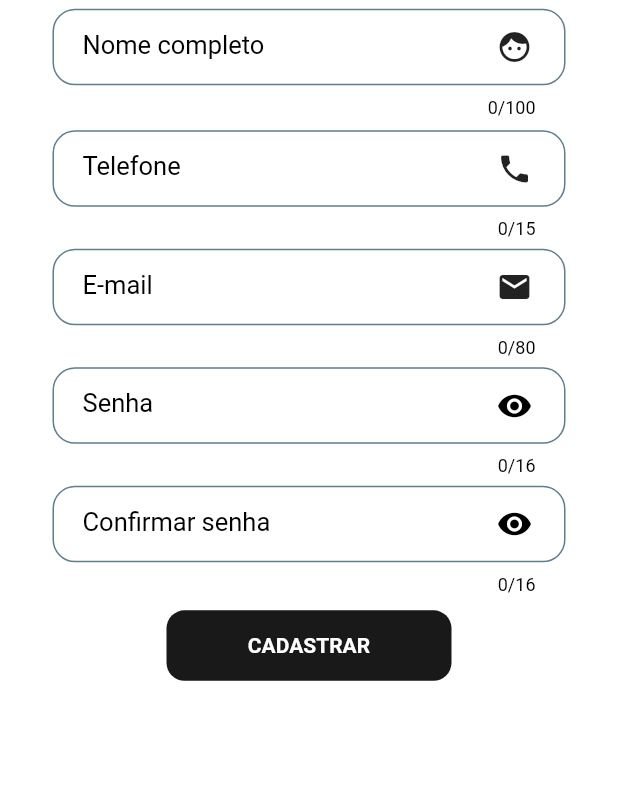
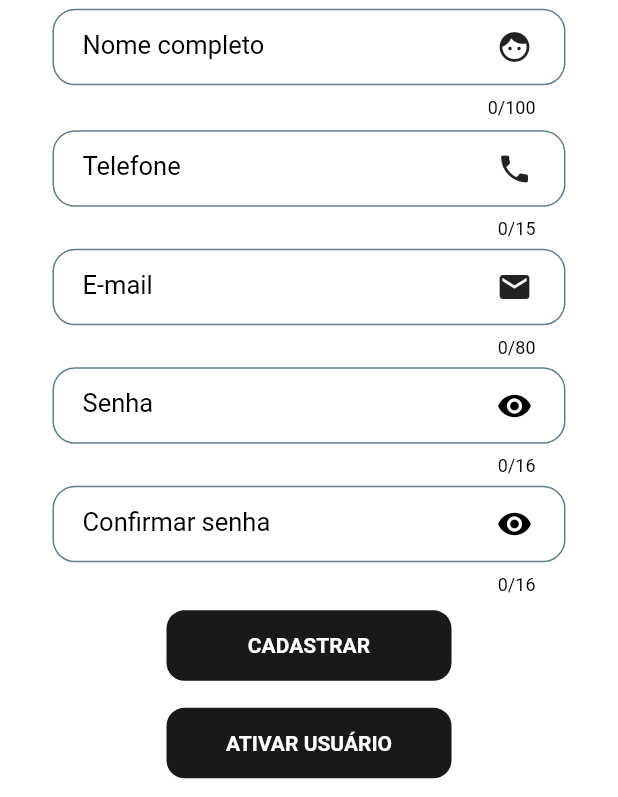
Before and after one commit to ifpr-paranavai/Systetica, a Flutter app: the screen it shows after launch, after a tap on "REGISTRAR", on a phone screen of 412 x 824 dp, the part 439-1236 px from its top. Run offline on Flutter 3.47's test engine with Material 2 defaults, Android fonts, the phone set to English and light mode, and no system bars; our stand-ins replace animated_text_kit, dio, dropdown_button2, dropdown_search, form_field_validator, google_fonts and 7 more; accounts and stored records are empty; network calls fail.

Commit message:
Correção de componete e remove alerts

```diff
--- a/frontEnd/Systetica_App/lib/components/botoes/botao_widget.dart
+++ b/frontEnd/Systetica_App/lib/components/botoes/botao_widget.dart
@@ -1,4 +1,5 @@
 import 'package:flutter/material.dart';
+import 'package:systetica/style/app_colors..dart';
 
 class BotaoWidget extends StatefulWidget {
   const BotaoWidget({
@@ -14,6 +15,7 @@ class BotaoWidget extends StatefulWidget {
     this.paddingRight = 0,
     this.fontSize = 14,
     this.fontWeight = FontWeight.bold,
+    this.overlayColor = AppColors.blue5,
   }) : super(key: key);
 
   final String labelText;
@@ -27,6 +29,7 @@ class BotaoWidget extends StatefulWidget {
   final double paddingRight;
   final double fontSize;
   final FontWeight? fontWeight;
+  final Color overlayColor;
 
   @override
   _BotaoWidget createState() => _BotaoWidget();
@@ -40,21 +43,9 @@ class _BotaoWidget extends State<BotaoWidget> {
         top: widget.paddingTop,
         bottom: widget.paddingBottom,
       ),
-      child: Container(
+      child: SizedBox(
         width: widget.largura,
         height: 47,
-        decoration: BoxDecoration(
-          color: widget.corBotao,
-          borderRadius: const BorderRadius.all(
-            Radius.circular(
-              12,
-            ),
-          ),
-          border: Border.all(
-            color: widget.corBorda,
-            width: 1,
-          ),
-        ),
         child: _textButton(),
       ),
     );
@@ -70,6 +61,21 @@ class _BotaoWidget extends State<BotaoWidget> {
           fontSize: widget.fontSize,
         ),
       ),
+      style: ButtonStyle(
+        overlayColor: MaterialStateProperty.all(widget.overlayColor),
+        backgroundColor: MaterialStateProperty.all(widget.corBotao),
+        shape: MaterialStateProperty.all<RoundedRectangleBorder>(
+          RoundedRectangleBorder(
+            borderRadius: BorderRadius.circular(
+              12,
+            ),
+            side: BorderSide(
+              color: widget.corBorda,
+              width: 1,
+            ),
+          ),
+        ),
+      ),
       onPressed: widget.onPressed,
     );
   }
--- a/frontEnd/Systetica_App/lib/model/UsuarioDTO.dart
+++ b/frontEnd/Systetica_App/lib/model/UsuarioDTO.dart
@@ -1,4 +1,3 @@
-import 'package:systetica/model/CidadeDTO.dart';
 import 'package:systetica/model/RoleDTO.dart';
 
 class UsuarioDTO {
--- a/frontEnd/Systetica_App/lib/request/dio_config.dart
+++ b/frontEnd/Systetica_App/lib/request/dio_config.dart
@@ -11,12 +11,15 @@ class ConnectionCheck {
       http.Response response = await http.get(Uri.parse('http://neverssl.com/')).timeout(Duration(seconds: timeout));
       return response.statusCode == 200;
     } on TimeoutException catch (e) {
+      // ignore: avoid_print
       print('Timeout Error: $e');
       return false;
     } on SocketException catch (e) {
+      // ignore: avoid_print
       print('Socket Error: $e');
       return false;
     } on Error catch (e) {
+      // ignore: avoid_print
       print('General Error: $e');
       return false;
     }
--- a/frontEnd/Systetica_App/lib/screen/cadastro_usuario/view/cadastro/cadastro_widget.dart
+++ b/frontEnd/Systetica_App/lib/screen/cadastro_usuario/view/cadastro/cadastro_widget.dart
@@ -1,23 +1,19 @@
-import 'dart:convert';
-import 'dart:io';
-
 import 'package:flutter/material.dart';
-import 'package:image_cropper/image_cropper.dart';
-import 'package:image_picker/image_picker.dart';
-import 'package:systetica/components/botoes/botao_icon_widget.dart';
 import 'package:systetica/components/botoes/botao_widget.dart';
 import 'package:systetica/components/icon_arrow_widget.dart';
 import 'package:systetica/components/imagens_widget.dart';
 import 'package:systetica/components/input/campo_texto_widget.dart';
+import 'package:systetica/components/page_transition.dart';
 import 'package:systetica/components/text_autenticacoes_widget.dart';
 import 'package:systetica/screen/cadastro_usuario/cadastro_controller.dart';
+import 'package:systetica/screen/cadastro_usuario/view/ativar_usuario/ativar_usuario_page.dart';
 import 'package:systetica/screen/cadastro_usuario/view/cadastro/cadastro_page.dart';
 
 class CadastroWidget extends State<CadastroPage> {
   final CadastroController _controller = CadastroController();
+  var myPageTransition = MyPageTransition();
   late ScrollController _scrollController;
   late ScrollController _scrollControllerDropDown;
-
 
   @override
   void initState() {
@@ -58,8 +54,8 @@ class CadastroWidget extends State<CadastroPage> {
                       inputEmail(),
                       inputSenha(),
                       inputConfirmaSenha(),
-                      // botaoFoto(),
                       botaoCadastrar(),
+                      botaoAtivar(),
                     ],
                   ),
                 ),
@@ -161,7 +157,7 @@ class CadastroWidget extends State<CadastroPage> {
   BotaoWidget botaoCadastrar() {
     return BotaoWidget(
       paddingTop: 10,
-      paddingBottom: 25,
+      paddingBottom: 0,
       labelText: "CADASTRAR",
       largura: 190,
       corBotao: Colors.black87.withOpacity(0.9),
@@ -174,4 +170,21 @@ class CadastroWidget extends State<CadastroPage> {
       },
     );
   }
+
+  BotaoWidget botaoAtivar() {
+    return BotaoWidget(
+      paddingTop: 18,
+      paddingBottom: 30,
+      labelText: "ATIVAR USUÁRIO",
+      largura: 190,
+      corBotao: Colors.black87.withOpacity(0.9),
+      corTexto: Colors.white,
+      onPressed: () => Navigator.of(context).push(
+        myPageTransition.pageTransition(
+          child: const AtivarUsuarioPage(),
+          childCurrent: widget,
+        ),
+      ),
+    );
+  }
 }
--- a/frontEnd/Systetica_App/lib/screen/inicio/view/inicio_widget.dart
+++ b/frontEnd/Systetica_App/lib/screen/inicio/view/inicio_widget.dart
@@ -111,6 +111,7 @@ class InicioWidget extends State<InicioPage> with TickerProviderStateMixin {
       paddingBottom: 18,
       labelText: "LOGIN",
       largura: 190,
+      overlayColor: Colors.grey,
       corBotao: Colors.white,
       corTexto: Colors.black,
       onPressed: () => Navigator.of(context).push(
--- a/frontEnd/Systetica_App/lib/screen/perfil/perfil_controller.dart
+++ b/frontEnd/Systetica_App/lib/screen/perfil/perfil_controller.dart
@@ -1,4 +1,3 @@
-import 'dart:convert';
 import 'dart:io';
 
 import 'package:flutter/material.dart';
--- a/frontEnd/Systetica_App/lib/screen/perfil/perfil_service.dart
+++ b/frontEnd/Systetica_App/lib/screen/perfil/perfil_service.dart
@@ -1,8 +1,5 @@
-import 'dart:convert';
-
 import 'package:dio/dio.dart';
 import 'package:systetica/model/Info.dart';
-import 'package:systetica/model/LoginDTO.dart';
 import 'package:systetica/model/TokenDTO.dart';
 import 'package:systetica/model/UsuarioDTO.dart';
 import 'package:systetica/utils/dio/dio_config_api.dart';
--- a/frontEnd/Systetica_App/lib/utils/connection.dart
+++ b/frontEnd/Systetica_App/lib/utils/connection.dart
@@ -11,12 +11,15 @@ class ConnectionCheck {
       timeout(Duration(seconds: timeout));
       return response.statusCode == 200;
     } on TimeoutException catch (e) {
+      // ignore: avoid_print
       print('Timeout Error: $e');
       return false;
     } on SocketException catch (e) {
+      // ignore: avoid_print
       print('Socket Error: $e');
       return false;
     } on Error catch (e) {
+      // ignore: avoid_print
       print('General Error: $e');
       return false;
     }
--- a/frontEnd/Systetica_App/pubspec.yaml
+++ b/frontEnd/Systetica_App/pubspec.yaml
@@ -36,7 +36,7 @@ dev_dependencies:
   page_transition: ^2.0.9
   form_field_validator: ^1.1.0
   animated_text_kit:
-  image_picker:
+  image_picker: ^0.8.5+3
   image_cropper:
   dropdown_button2: ^1.7.0
 
```
Also changed, not shown: frontEnd/Systetica_App/lib/database/db_sqlite.dart (+2 -9 lines), frontEnd/Systetica_App/lib/model/Page_impl.dart (+54 -59 lines).
